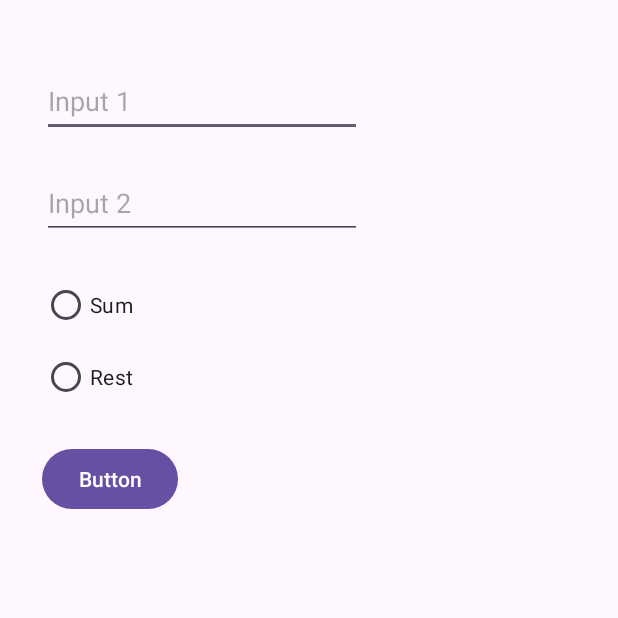
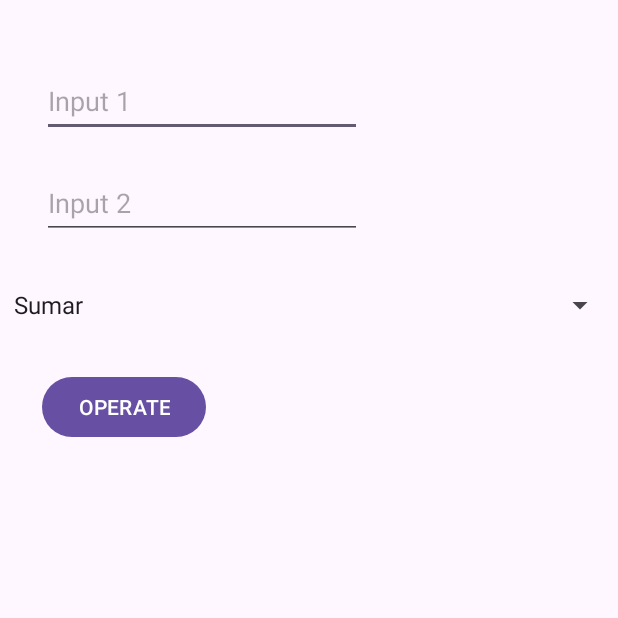
Before and after one commit to elazaroo/androidFirstApp, an Android app: the screen it shows after launch (MainActivity), on a phone screen of 412 x 824 dp, the top half of it. Run offline under Robolectric (Android 15) with nearby library versions, the phone set to English and light mode, and no system bars.

Commit message:
Added Spinner and functions

```diff
--- a/app/src/main/java/com/example/androidfirstapp/MainActivity.java
+++ b/app/src/main/java/com/example/androidfirstapp/MainActivity.java
@@ -2,8 +2,9 @@ package com.example.androidfirstapp;
 
 import android.os.Bundle;
 import android.view.View;
+import android.widget.ArrayAdapter;
 import android.widget.EditText;
-import android.widget.RadioButton;
+import android.widget.Spinner;
 import android.widget.TextView;
 
 import androidx.activity.EdgeToEdge;
@@ -16,7 +17,7 @@ public class MainActivity extends AppCompatActivity {
 
     private EditText et1, et2;
     private TextView tv1;
-    private RadioButton r1, r2;
+    private Spinner s1;
 
     @Override
     protected void onCreate(Bundle savedInstanceState) {
@@ -27,8 +28,11 @@ public class MainActivity extends AppCompatActivity {
         et1 = findViewById(R.id.etInput1);
         et2 = findViewById(R.id.etInput2);
         tv1 = findViewById(R.id.tvResult);
-        r1 = findViewById(R.id.rbSum);
-        r2 = findViewById(R.id.rbRest);
+        s1 = findViewById(R.id.spinner);
+
+        String[] options = {"Sumar", "Restar", "Multiplicar", "Dividir"};
+        ArrayAdapter<String> adapter = new ArrayAdapter<>(this, android.R.layout.simple_spinner_item, options);
+        s1.setAdapter(adapter);
 
         ViewCompat.setOnApplyWindowInsetsListener(findViewById(R.id.main), (v, insets) -> {
             Insets systemBars = insets.getInsets(WindowInsetsCompat.Type.systemBars());
@@ -44,14 +48,23 @@ public class MainActivity extends AppCompatActivity {
         int num1 = Integer.parseInt(val1);
         int num2 = Integer.parseInt(val2);
 
-        if (r1.isChecked()) {
+        String select = s1.getSelectedItem().toString();
+        if (select.equals("Sumar")) {
             int sum = num1 + num2;
-            String result =  String.valueOf(sum);
-            tv1.setText(result);
-        } else if (r2.isChecked()){
-            int rest = num1 - num2;
-            String result =  String.valueOf(rest);
-            tv1.setText(result);
+            tv1.setText("Resultado: " + sum);
+        } else if (select.equals("Restar")) {
+            int res = num1 - num2;
+            tv1.setText("Resultado: " + res);
+        } else if (select.equals("Multiplicar")) {
+            int mul = num1 * num2;
+            tv1.setText("Resultado: " + mul);
+        } else if (select.equals("Dividir")) {
+            if (num2 != 0) {
+                int div = num1 / num2;
+                tv1.setText("Resultado: " + div);
+            } else {
+                tv1.setText("No se puede dividir entre 0");
+            }
         }
     }
 }
--- a/app/src/main/res/layout/activity_main.xml
+++ b/app/src/main/res/layout/activity_main.xml
@@ -32,26 +32,17 @@
         app:layout_constraintStart_toStartOf="@+id/etInput1"
         app:layout_constraintTop_toBottomOf="@+id/etInput1" />
 
-    <RadioGroup
-        android:id="@+id/rgType"
-        android:layout_width="wrap_content"
+    <Spinner
+        android:id="@+id/spinner"
+        android:layout_width="0dp"
         android:layout_height="wrap_content"
+        android:layout_marginStart="1dp"
         android:layout_marginTop="20dp"
-        app:layout_constraintStart_toStartOf="@+id/etInput1"
-        app:layout_constraintTop_toBottomOf="@+id/etInput2">
-
-        <RadioButton
-            android:id="@+id/rbSum"
-            android:layout_width="match_parent"
-            android:layout_height="wrap_content"
-            android:text="Sum" />
-
-        <RadioButton
-            android:id="@+id/rbRest"
-            android:layout_width="match_parent"
-            android:layout_height="wrap_content"
-            android:text="Rest" />
-    </RadioGroup>
+        android:layout_marginEnd="1dp"
+        android:minHeight="48dp"
+        app:layout_constraintEnd_toEndOf="parent"
+        app:layout_constraintStart_toStartOf="parent"
+        app:layout_constraintTop_toBottomOf="@+id/etInput2" />
 
     <Button
         android:id="@+id/button"
@@ -59,9 +50,9 @@
         android:layout_height="wrap_content"
         android:layout_marginTop="20dp"
         android:onClick="operate"
-        android:text="Button"
-        app:layout_constraintStart_toStartOf="@+id/rgType"
-        app:layout_constraintTop_toBottomOf="@+id/rgType" />
+        android:text="OPERATE"
+        app:layout_constraintStart_toStartOf="@+id/etInput1"
+        app:layout_constraintTop_toBottomOf="@+id/spinner" />
 
     <TextView
         android:id="@+id/tvResult"
```
